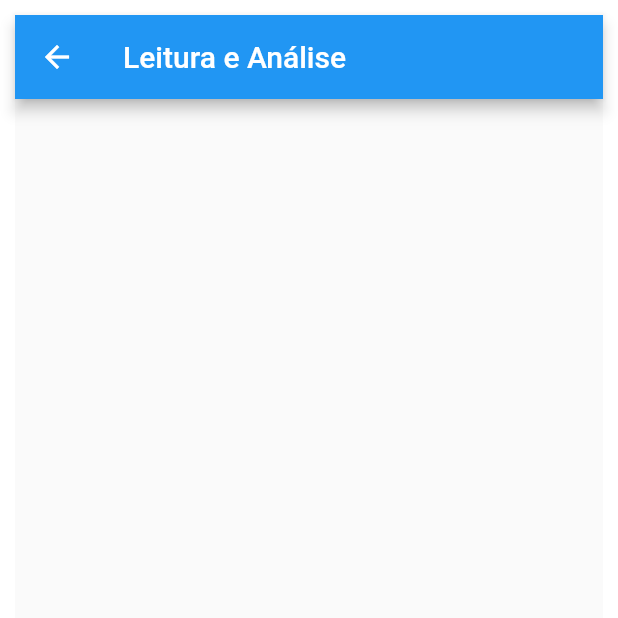
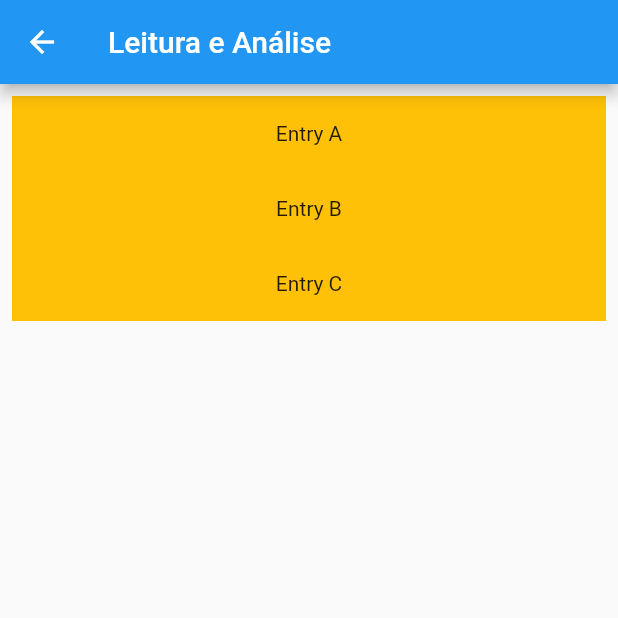
Before and after one commit to seupaulao/projetos-flutter, a Flutter app: the TelaLeitura screen opened by its route, on a phone screen of 412 x 824 dp, the top half of it. Run offline on Flutter 3.47's test engine with Material 2 defaults, Android fonts, the light colour scheme and no system bars.

```diff
--- a/dados_biblicos/lib/leitura.dart
+++ b/dados_biblicos/lib/leitura.dart
@@ -1,33 +1,39 @@
 import 'package:flutter/material.dart';
 
 /**
- * leitura e analise : realizar a leitura e ao clicar no verso a análise:
+ * leitura e analise :
+ *  realizar a leitura e ao clicar no verso a análise:
    1. referência cruzada
    2. referência strong do verso com análise gramatical e de possiveis significados
-   3. analisar verso, buscar no dicionário
-   4. contar quantidade de palavras no original grego
-   5. contar quantidade de palavras na versão blv
+
+    Serviços : nodejs/express ou flask - base mongodb
+               arquivos json
  *
  */
 
 class TelaLeitura extends StatelessWidget {
   @override
   Widget build(BuildContext context) {
+    List<String> entries = <String>['A', 'B', 'C'];
+    //final List<int> colorCodes = <int>[600, 500, 100];
 
-    return Container(
-       padding: EdgeInsets.all(10),
-      child: Scaffold(
+    return Scaffold(
         appBar: AppBar(
           title: Text("Leitura e Análise"),
         ),
-        body: Column(
-          crossAxisAlignment: CrossAxisAlignment.stretch,
-          children: <Widget>[
-
-          ],
-        ),
-      )
-    );
-
+        body: Container(
+              child:ListView.builder(
+                  padding: const EdgeInsets.all(8),
+                  itemCount: entries.length,
+                  itemBuilder: (BuildContext context, int index) {
+                    return Container(
+                      height: 50,
+                      color: Colors.amber,
+                      child: Center(child: Text('Entry ${entries[index]}')),
+                    );
+                  }
+              )
+          )
+        );
   }
 }
```
Also changed, not shown: dados_biblicos/lib/pesquisar.dart (+20 -1 lines).
